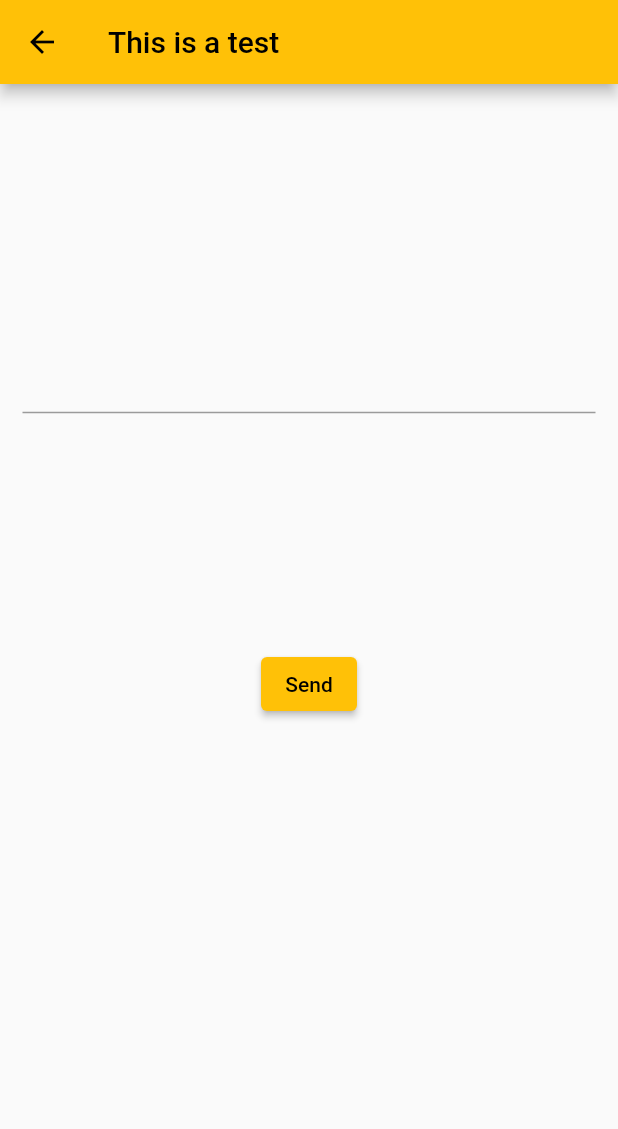
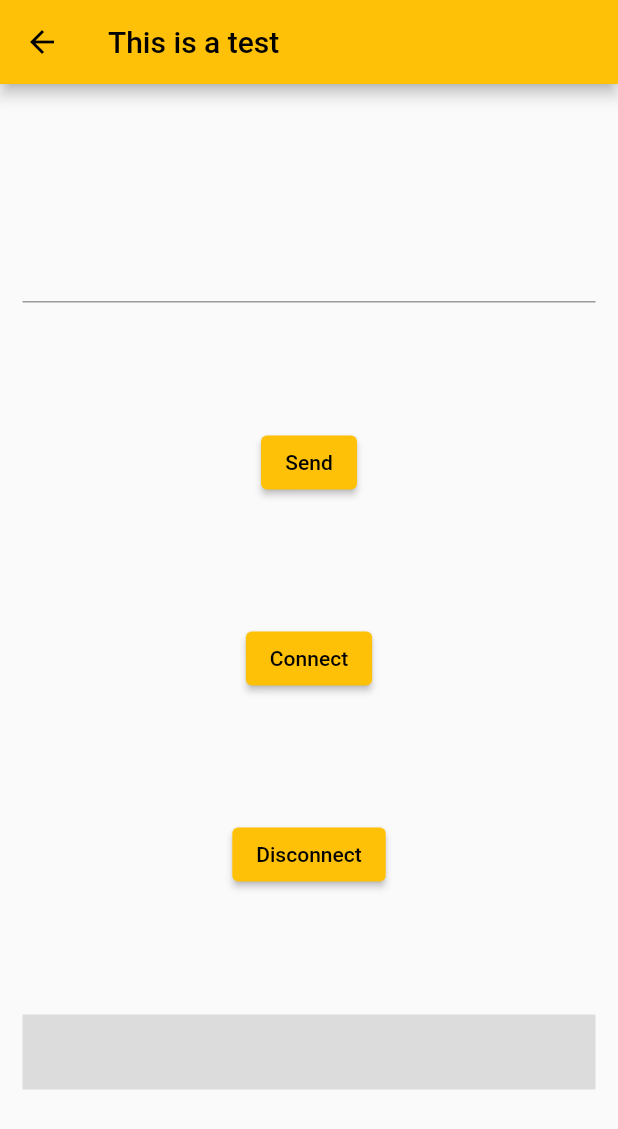
Before and after one commit to youssef-t/flutter-application-controlling-wifibot, a Flutter app: the TestCommunication screen opened by its route, after a tap on "Send", on a phone screen of 412 x 824 dp. Shown: the top 1129 px of the screen. Run offline on Flutter 3.47's test engine with Material 2 defaults, Android fonts, the phone set to English and light mode, and no system bars; missing offline and left inert: dart:ffi, flutter_joystick.

Commit message:
[ADDED] A test screen

```diff
--- a/wifibot_application/lib/route_generator.dart
+++ b/wifibot_application/lib/route_generator.dart
@@ -11,6 +11,7 @@ class AppRoutes {
   static const home = '/';
   static const settings = '/settings';
   static const controller = '/controller';
+  static const testCommunication = '/testCommunication';
 }
 
 // TODO Correcting the display with SystemChrome.setEnabledSystemUIMode
@@ -22,7 +23,7 @@ class RouteGenerator {
         SystemChrome.setEnabledSystemUIMode(SystemUiMode.edgeToEdge,
             overlays: []);
         return MaterialPageRoute(
-          builder: (_) => TestCommunication(),
+          builder: (_) => HomeRoute(),
           settings: rotationSettings(settings, ScreenOrientation.portraitOnly),
         );
       case AppRoutes.settings:
@@ -39,6 +40,13 @@ class RouteGenerator {
           builder: (_) => ControllerRoute(),
           settings: rotationSettings(settings, ScreenOrientation.landscapeOnly),
         );
+      case AppRoutes.testCommunication:
+        SystemChrome.setEnabledSystemUIMode(SystemUiMode.edgeToEdge,
+            overlays: []);
+        return MaterialPageRoute(
+          builder: (_) => TestCommunication(),
+          settings: rotationSettings(settings, ScreenOrientation.portraitOnly),
+        );
 
       default:
         // If there is no such named route in the switch statement, e.g. /third
--- a/wifibot_application/lib/routes/test_communication.dart
+++ b/wifibot_application/lib/routes/test_communication.dart
@@ -1,4 +1,6 @@
 import 'package:flutter/material.dart';
+import 'package:wifibot_application/utils/wifibot_commands_lib/connection.dart';
+import 'package:wifibot_application/utils/wifibot_commands_lib/connection_tcp.dart';
 
 class TestCommunication extends StatefulWidget {
   @override
@@ -6,7 +8,9 @@ class TestCommunication extends StatefulWidget {
 }
 
 class _TestCommunicationState extends State<TestCommunication> {
+  late ConnectionTCP _conn;
   var _input = '';
+  final _controller = TextEditingController();
   @override
   Widget build(BuildContext context) {
     return Scaffold(
@@ -17,6 +21,13 @@ class _TestCommunicationState extends State<TestCommunication> {
     );
   }
 
+  @override
+  void initState() {
+    super.initState();
+    _conn = ConnectionTCP();
+    _conn.connect();
+  }
+
   Widget _buildBody() {
     return Container(
       child: Padding(
@@ -25,11 +36,47 @@ class _TestCommunicationState extends State<TestCommunication> {
           child: Column(
             children: [
               Spacer(),
-              TextField(),
+              TextField(
+                onChanged: (value){
+                  setState(() =>
+                  _input =value
+                  );
+                },
+                controller: _controller,
+              ),
               Spacer(),
-              ElevatedButton(onPressed: (){}, child: Text('Send'),),
+              ElevatedButton(
+                onPressed: () {
+                  final text = _controller.text;
+                  _sendMessage(text);
+                },
+                child: Text('Send'),
+              ),
               Spacer(),
-              Container(child: Text(_input), color: Colors.black12,),
+              ElevatedButton(
+                onPressed: () {
+                  final text = _controller.text;
+                  setState(() {
+                    _input = text;
+                  });
+                },
+                child: Text('Connect'),
+
+              ),
+              Spacer(),
+              ElevatedButton(
+                onPressed: () {
+                  _conn.disconnect();
+                },
+                child: Text('Disconnect'),
+              ),
+              Spacer(),
+              Container(
+                width: double.infinity,
+                height: 50,
+                child: Text(_input),
+                color: Colors.black12,
+              ),
               Spacer(),
             ],
           ),
@@ -37,4 +84,21 @@ class _TestCommunicationState extends State<TestCommunication> {
       ),
     );
   }
+
+  void _sendMessage(String text) {
+    _conn.send('$text\n');
+  }
+
+  @override
+  void dispose() {
+    // TODO: implement dispose
+    _conn.disconnect();
+    super.dispose();
+  }
+
+  void _updateInput(String data){
+    setState(() {
+      _input = data;
+    });
+  }
 }
```
Also changed, not shown: wifibot_application/lib/custom_widgets/settings_form.dart (+5 -2 lines), wifibot_application/lib/routes/home_route.dart (+29 -4 lines), 1 other file.
